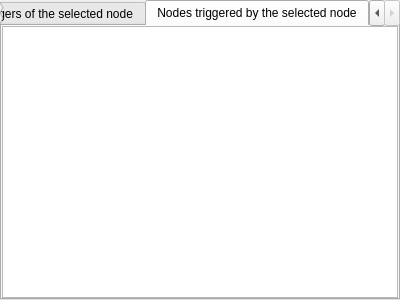
Above: Viewer/src/TriggerBrowser.ui from ecmwf/ecflow before the change. Below: the same form after it.
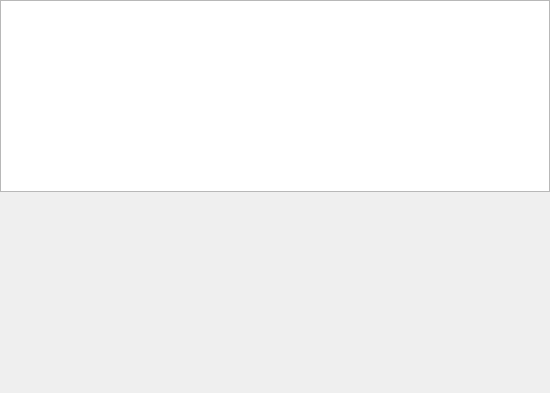
That is the form after the change. The open tabs and pages were chosen to show the change. Custom widgets are drawn as their Qt base class.

Commit message: ecFlowUI: implement graph-based trigger view ECFLOW-815

Diff of the .ui file:
```diff
--- a/Viewer/src/TriggerBrowser.ui
+++ b/Viewer/src/TriggerBrowser.ui
@@ -6,14 +6,14 @@
    <rect>
     <x>0</x>
     <y>0</y>
-    <width>400</width>
-    <height>300</height>
+    <width>550</width>
+    <height>393</height>
    </rect>
   </property>
   <property name="windowTitle">
    <string>Form</string>
   </property>
-  <layout class="QVBoxLayout" name="verticalLayout">
+  <layout class="QVBoxLayout" name="verticalLayout" stretch="0,1">
    <property name="spacing">
     <number>1</number>
    </property>
@@ -30,29 +30,37 @@
     <number>0</number>
    </property>
    <item>
-    <widget class="QTabWidget" name="tab_">
+    <widget class="QPlainTextEdit" name="triggerTe_"/>
+   </item>
+   <item>
+    <widget class="QStackedWidget" name="stacked_">
      <property name="currentIndex">
       <number>0</number>
      </property>
-     <widget class="QWidget" name="graphTab_">
-      <attribute name="title">
-       <string>Trigger graph</string>
-      </attribute>
-      <layout class="QHBoxLayout" name="horizontalLayout">
+     <widget class="QWidget" name="page">
+      <layout class="QVBoxLayout" name="verticalLayout_4">
+       <property name="spacing">
+        <number>0</number>
+       </property>
+       <property name="leftMargin">
+        <number>0</number>
+       </property>
+       <property name="topMargin">
+        <number>0</number>
+       </property>
+       <property name="rightMargin">
+        <number>0</number>
+       </property>
+       <property name="bottomMargin">
+        <number>0</number>
+       </property>
        <item>
-        <layout class="QHBoxLayout" name="horizontalLayout_2">
-         <item>
-          <widget class="TriggerGraphWidget" name="triggerGraph_" native="true"/>
-         </item>
-        </layout>
+        <widget class="TriggerGraphWidget" name="triggerGraph_" native="true"/>
        </item>
       </layout>
      </widget>
-     <widget class="QWidget" name="tab">
-      <attribute name="title">
-       <string>Triggers of the selected node</string>
-      </attribute>
-      <layout class="QVBoxLayout" name="verticalLayout_2">
+     <widget class="QWidget" name="page_2">
+      <layout class="QVBoxLayout" name="verticalLayout_5">
        <property name="spacing">
         <number>0</number>
        </property>
@@ -73,31 +81,6 @@
        </item>
       </layout>
      </widget>
-     <widget class="QWidget" name="tab_2">
-      <attribute name="title">
-       <string>Nodes triggered by the selected node</string>
-      </attribute>
-      <layout class="QVBoxLayout" name="verticalLayout_3">
-       <property name="spacing">
-        <number>0</number>
-       </property>
-       <property name="leftMargin">
-        <number>0</number>
-       </property>
-       <property name="topMargin">
-        <number>0</number>
-       </property>
-       <property name="rightMargin">
-        <number>0</number>
-       </property>
-       <property name="bottomMargin">
-        <number>0</number>
-       </property>
-       <item>
-        <widget class="TriggerTextWidget" name="triggeredBrowser_"/>
-       </item>
-      </layout>
-     </widget>
     </widget>
    </item>
   </layout>
```
Left out of the diff: 2 changed lines with no effect on the pictures. The commit also changes 15 other files.
